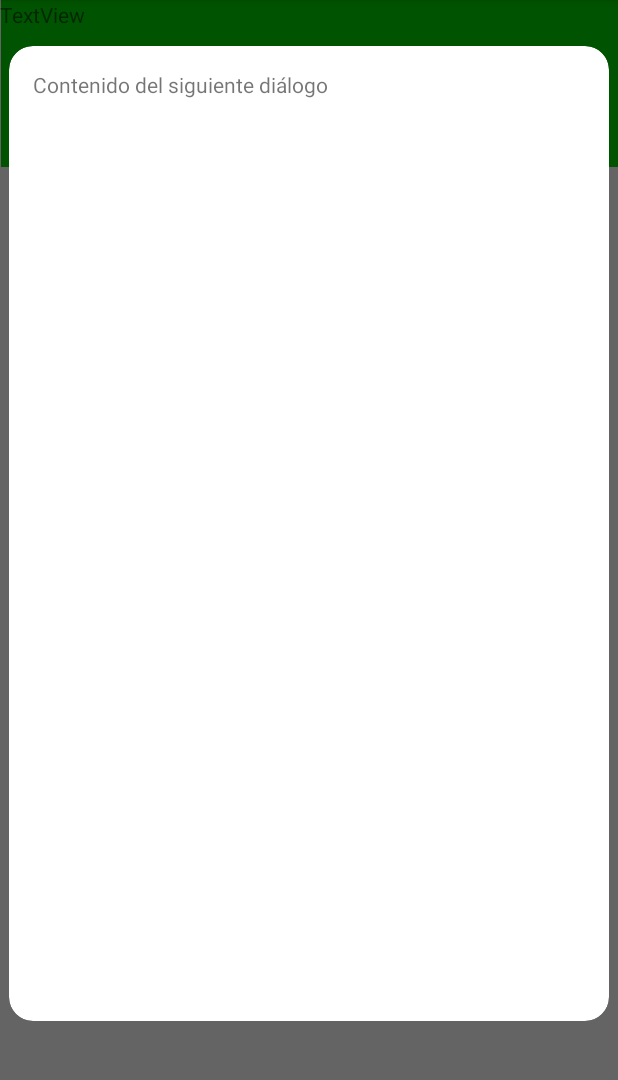
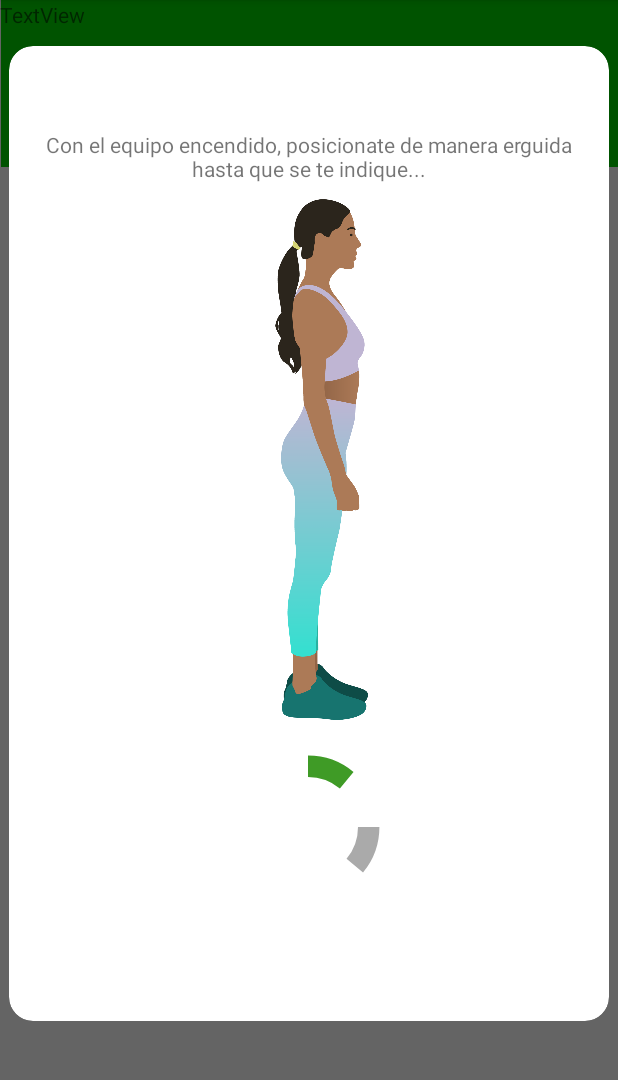
Before and after one commit to CrtZeroIqq/metricrun, an Android app built with Jetpack Compose: the fragment NextDialogFragment placed in its activity, on a phone screen of 412 x 824 dp, the part 84-1164 px from its top. Run offline under Robolectric (Android 15) with nearby library versions, the phone set to English and light mode, and no system bars; libraries missing offline, so code that uses them is left out: com.polidea.rxandroidble2; 1 statement that could not run was skipped.

Commit message:
desde casa

```diff
--- a/app/build.gradle
+++ b/app/build.gradle
@@ -54,6 +54,7 @@ dependencies {
         exclude group: 'org.jetbrains.kotlin', module: 'kotlin-stdlib-jdk7'
     }
     implementation 'com.github.bumptech.glide:glide:4.12.0'
+    implementation 'com.mikhaellopez:circularprogressbar:3.1.0'
     annotationProcessor 'com.github.bumptech.glide:compiler:4.12.0'
     implementation 'com.google.android.material:material:1.9.0'
     implementation 'com.squareup.retrofit2:retrofit:2.9.0'
--- a/app/src/main/java/com/example/metricrunble/NextDialogFragment.kt
+++ b/app/src/main/java/com/example/metricrunble/NextDialogFragment.kt
@@ -1,13 +1,29 @@
 package com.example.metricrunble
 
-
+import android.animation.Animator
+import android.animation.AnimatorListenerAdapter
+import android.animation.ValueAnimator
+import android.content.Context
 import android.os.Bundle
 import android.view.LayoutInflater
 import android.view.View
 import android.view.ViewGroup
+import android.view.animation.LinearInterpolator
+import android.widget.ProgressBar
 import androidx.fragment.app.DialogFragment
 
 class NextDialogFragment : DialogFragment() {
+
+    interface CalibrationCallback {
+        fun onCalibrationStart()
+    }
+
+    private var callback: CalibrationCallback? = null
+
+    override fun onAttach(context: Context) {
+        super.onAttach(context)
+        callback = context as? CalibrationCallback
+    }
 
     override fun onCreateView(
         inflater: LayoutInflater, container: ViewGroup?,
@@ -20,7 +36,21 @@ class NextDialogFragment : DialogFragment() {
 
     override fun onViewCreated(view: View, savedInstanceState: Bundle?) {
         super.onViewCreated(view, savedInstanceState)
-        // Configura los elementos de la vista según tus necesidades
+        val circularProgressBar = view.findViewById<ProgressBar>(R.id.circularProgressBar)
+        circularProgressBar.max = 100 // Establece el máximo en 100 para representar el 100%
+
+        // Crea un ValueAnimator para animar el progreso de 0 a 100 en 20 segundos
+        val animator = ValueAnimator.ofInt(0, 100)
+        animator.duration = 20000 // Duración de 20 segundos
+        animator.interpolator = LinearInterpolator()
+        animator.addUpdateListener { animation ->
+            val progress = animation.animatedValue as Int
+            if (progress == 0) {
+                callback?.onCalibrationStart() // Llama al callback al inicio de la animación
+            }
+            circularProgressBar.progress = progress // Actualiza el progreso manualmente
+        }
+        animator.start() // Inicia la animación
     }
 
     override fun onStart() {
@@ -30,9 +60,11 @@ class NextDialogFragment : DialogFragment() {
             val width = resources.getDimensionPixelSize(R.dimen.dialog_width)
             val height = resources.getDimensionPixelSize(R.dimen.dialog_height)
             setLayout(width, height)
-
-            // Opcional: Establece los bordes redondos
-            setBackgroundDrawableResource(R.drawable.calibrate_background)
         }
     }
+
+    override fun onDetach() {
+        super.onDetach()
+        callback = null
+    }
 }
--- /dev/null
+++ b/app/src/main/res/drawable/circular_progress_bar.xml
@@ -0,0 +1,26 @@
+<?xml version="1.0" encoding="utf-8"?>
+<layer-list xmlns:android="http://schemas.android.com/apk/res/android">
+    <item>
+        <shape
+            android:innerRadiusRatio="3"
+            android:shape="ring"
+            android:thicknessRatio="7.0">
+            <solid android:color="@android:color/darker_gray" />
+        </shape>
+    </item>
+    <item>
+        <rotate
+            android:fromDegrees="270"
+            android:toDegrees="270">
+            <shape
+                android:innerRadiusRatio="3"
+                android:shape="ring"
+                android:thicknessRatio="7.0">
+                <gradient
+                    android:endColor="#3F9C26"
+                    android:startColor="#3F9B26"
+                    android:type="sweep" />
+            </shape>
+        </rotate>
+    </item>
+</layer-list>
--- a/app/src/main/res/layout/fragment_next_dialog.xml
+++ b/app/src/main/res/layout/fragment_next_dialog.xml
@@ -1,15 +1,58 @@
 <?xml version="1.0" encoding="utf-8"?>
-<LinearLayout xmlns:android="http://schemas.android.com/apk/res/android"
+<androidx.constraintlayout.widget.ConstraintLayout xmlns:android="http://schemas.android.com/apk/res/android"
+    xmlns:app="http://schemas.android.com/apk/res-auto"
+    xmlns:tools="http://schemas.android.com/tools"
     android:layout_width="match_parent"
     android:layout_height="match_parent"
     android:orientation="vertical"
     android:padding="16dp">
 
-    <TextView
-        android:layout_width="wrap_content"
-        android:layout_height="wrap_content"
-        android:text="Contenido del siguiente diálogo" />
+    <androidx.constraintlayout.widget.ConstraintLayout
+        android:layout_width="match_parent"
+        android:layout_height="match_parent"
+        app:layout_constraintBottom_toBottomOf="parent"
+        app:layout_constraintEnd_toEndOf="parent"
+        app:layout_constraintHorizontal_bias="0.843"
+        app:layout_constraintStart_toStartOf="parent"
+        app:layout_constraintTop_toTopOf="parent"
+        app:layout_constraintVertical_bias="1.0">
 
-    <!-- Agrega otros elementos según tus necesidades -->
+        <TextView
+            android:id="@+id/textView3"
+            android:layout_width="wrap_content"
+            android:layout_height="wrap_content"
+            android:layout_marginTop="40dp"
+            android:text="Con el equipo encendido, posicionate de manera erguida hasta que se te indique..."
+            android:textAlignment="center"
+            app:layout_constraintEnd_toEndOf="parent"
+            app:layout_constraintHorizontal_bias="0.498"
+            app:layout_constraintStart_toStartOf="parent"
+            app:layout_constraintTop_toTopOf="parent" />
 
-</LinearLayout>
+        <ImageView
+            android:id="@+id/imageView4"
+            android:layout_width="266dp"
+            android:layout_height="347dp"
+            app:layout_constraintBottom_toBottomOf="parent"
+            app:layout_constraintEnd_toEndOf="parent"
+            app:layout_constraintHorizontal_bias="0.495"
+            app:layout_constraintStart_toStartOf="parent"
+            app:layout_constraintTop_toBottomOf="@+id/textView3"
+            app:layout_constraintVertical_bias="0.055"
+            app:srcCompat="@drawable/standing" />
+
+        <ProgressBar
+            android:id="@+id/circularProgressBar"
+            style="?android:attr/progressBarStyleHorizontal"
+            android:layout_width="100dp"
+            android:layout_height="100dp"
+            android:indeterminate="false"
+            android:progressDrawable="@drawable/circular_progress_bar"
+            app:layout_constraintBottom_toBottomOf="parent"
+            app:layout_constraintEnd_toEndOf="parent"
+            app:layout_constraintHorizontal_bias="0.498"
+            app:layout_constraintStart_toStartOf="parent"
+            app:layout_constraintTop_toBottomOf="@+id/imageView4"
+            app:layout_constraintVertical_bias="0.252" />
+    </androidx.constraintlayout.widget.ConstraintLayout>
+</androidx.constraintlayout.widget.ConstraintLayout>
--- a/app/src/main/res/values/colors.xml
+++ b/app/src/main/res/values/colors.xml
@@ -8,4 +8,5 @@
     <color name="black">#FF000000</color>
     <color name="white">#FFFFFFFF</color>
     <color name="color1">#FFC0FF8C</color>
+    <color name="colorAccent">#FF4081</color>
 </resources>
```
